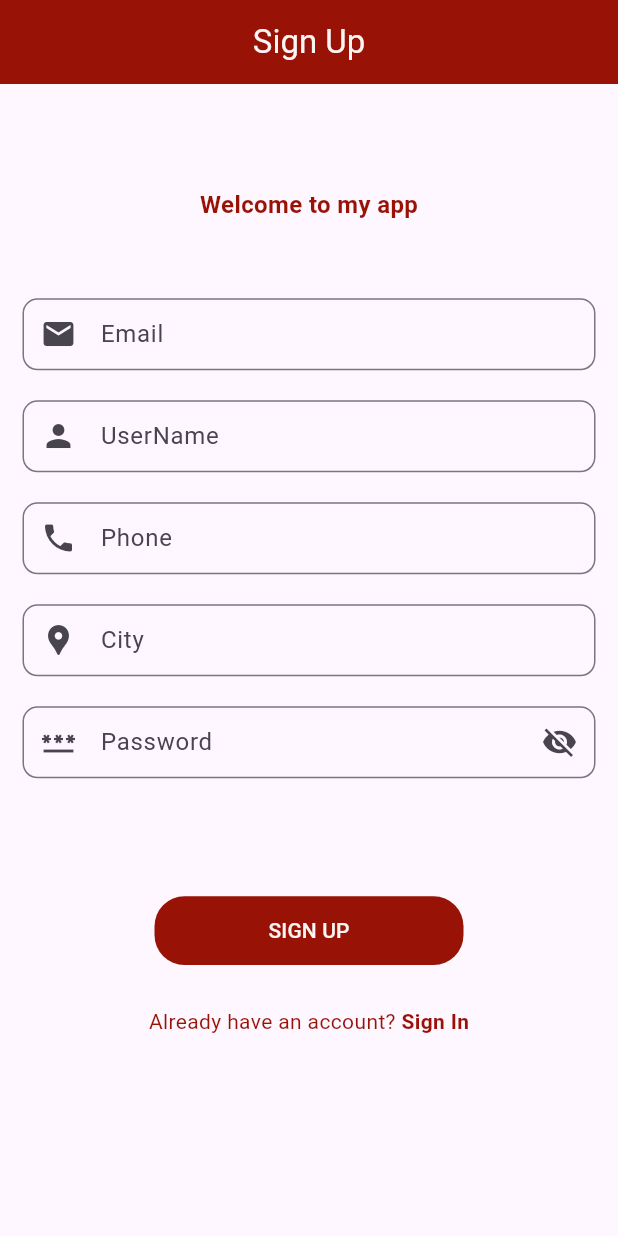
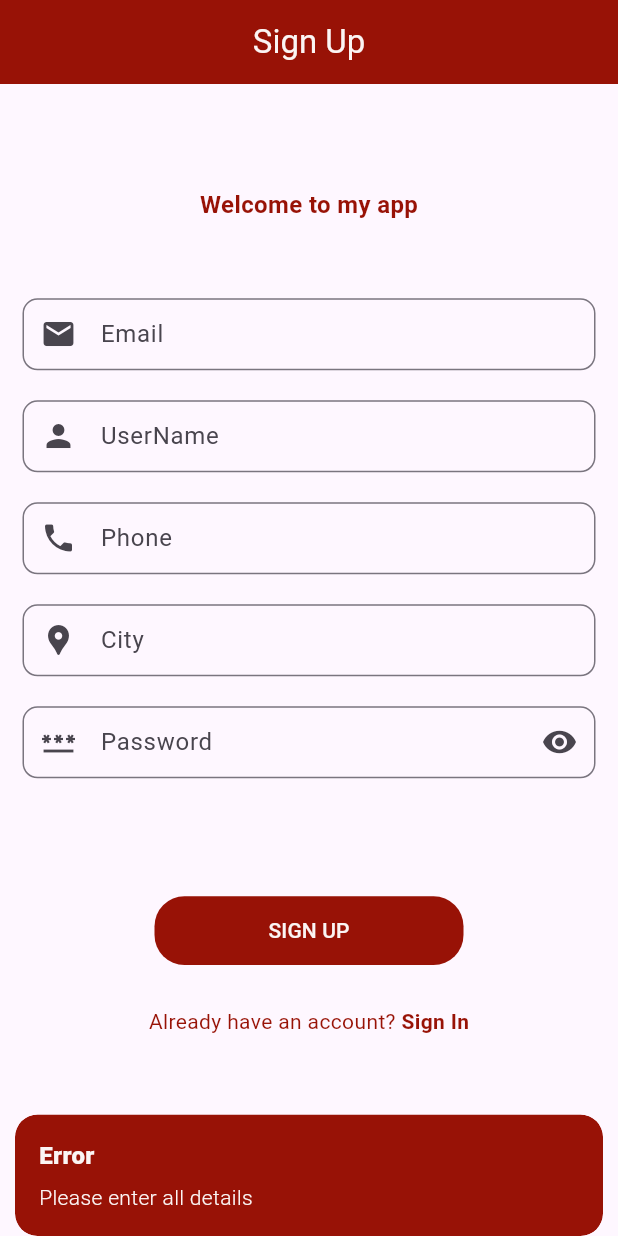
Before and after one commit to Rafsanchowdhury/a_e_commerce_app, a Flutter app: the SignUpSccreen screen opened directly, after a tap on "SIGN UP", on a phone screen of 412 x 824 dp. Run offline on Flutter 3.47's test engine with Material 3 defaults, Android fonts, the phone set to English and light mode, and no system bars; our stand-ins replace cloud_firestore, firebase_auth, firebase_core, flutter_easyloading, flutter_keyboard_visibility, get and 2 more; accounts and stored records are empty.

Commit message:
Day 3 Completed

```diff
--- a/lib/controllers/google-sign-in-controller.dart
+++ b/lib/controllers/google-sign-in-controller.dart
@@ -45,6 +45,7 @@
             isAdmin: false,
             isActive: true,
             createdOn: DateTime.now(),
+            city: '',
           );
 
           await FirebaseFirestore.instance
--- a/lib/models/user-model.dart
+++ b/lib/models/user-model.dart
@@ -13,6 +13,7 @@
   final bool isAdmin;
   final bool isActive;
   final dynamic createdOn;
+  final String city;
 
   UserModel({
     required this.uId,
@@ -27,6 +28,7 @@
     required this.isAdmin,
     required this.isActive,
     required this.createdOn,
+    required this.city,
   });
 
   // Serialize the UserModel instance to a JSON map
@@ -44,6 +46,7 @@
       'isAdmin': isAdmin,
       'isActive': isActive,
       'createdOn': createdOn,
+      'city': city,
     };
   }
 
@@ -62,6 +65,7 @@
       isAdmin: json['isAdmin'],
       isActive: json['isActive'],
       createdOn: json['createdOn'].toString(),
+      city: json['city'],
     );
   }
 }
--- a/lib/screens/auth-ui/sign-up-screen.dart
+++ b/lib/screens/auth-ui/sign-up-screen.dart
@@ -1,11 +1,14 @@
-// ignore_for_file: prefer_const_constructors, avoid_unnecessary_containers, unused_import, prefer_const_literals_to_create_immutables, file_names
+// ignore_for_file: prefer_const_constructors, avoid_unnecessary_containers, unused_import, prefer_const_literals_to_create_immutables, file_names, unused_local_variable, non_constant_identifier_names
 
 import 'package:a_e_commerce_app/main.dart';
 import 'package:a_e_commerce_app/screens/auth-ui/sign-in-screen.dart';
 import 'package:a_e_commerce_app/utils/app-constant.dart';
+import 'package:firebase_auth/firebase_auth.dart';
 import 'package:flutter/material.dart';
 import 'package:flutter_keyboard_visibility/flutter_keyboard_visibility.dart';
 import 'package:get/get.dart';
+
+import '../../controllers/sign-up-controller.dart';
 
 class SignUpSccreen extends StatefulWidget {
   const SignUpSccreen({super.key});
@@ -15,6 +18,13 @@
 }
 
 class _SignUpScreenState extends State<SignUpSccreen> {
+  final SignUpController signUpController = Get.put(SignUpController());
+  TextEditingController username = TextEditingController();
+  TextEditingController userEmail = TextEditingController();
+  TextEditingController userPhone = TextEditingController();
+  TextEditingController userCity = TextEditingController();
+  TextEditingController userPassword = TextEditingController();
+
   @override
   Widget build(BuildContext context) {
     return KeyboardVisibilityBuilder(
@@ -55,6 +65,7 @@
                     child: Padding(
                       padding: const EdgeInsets.all(10.0),
                       child: TextFormField(
+                        controller: userEmail,
                         cursorColor: AppConstant.appScendaryColor,
                         keyboardType: TextInputType.emailAddress,
                         decoration: InputDecoration(
@@ -74,6 +85,7 @@
                     child: Padding(
                       padding: const EdgeInsets.all(10.0),
                       child: TextFormField(
+                        controller: username,
                         cursorColor: AppConstant.appScendaryColor,
                         keyboardType: TextInputType.name,
                         decoration: InputDecoration(
@@ -93,6 +105,7 @@
                     child: Padding(
                       padding: const EdgeInsets.all(10.0),
                       child: TextFormField(
+                        controller: userPhone,
                         cursorColor: AppConstant.appScendaryColor,
                         keyboardType: TextInputType.number,
                         decoration: InputDecoration(
@@ -112,6 +125,7 @@
                     child: Padding(
                       padding: const EdgeInsets.all(10.0),
                       child: TextFormField(
+                        controller: userCity,
                         cursorColor: AppConstant.appScendaryColor,
                         keyboardType: TextInputType.streetAddress,
                         decoration: InputDecoration(
@@ -130,20 +144,32 @@
                     width: Get.width,
                     child: Padding(
                         padding: const EdgeInsets.all(10.0),
-                      child: TextFormField(
+                        child: Obx(
+                          () => TextFormField(
+                            controller: userPassword,
+                            obscureText:
+                                signUpController.isPasswordVisible.value,
                             cursorColor: AppConstant.appScendaryColor,
                             keyboardType: TextInputType.visiblePassword,
                             decoration: InputDecoration(
                               hintText: "Password",
                               prefixIcon: Icon(Icons.password),
-                          suffixIcon: Icon(Icons.visibility_off),
-                          contentPadding: EdgeInsets.only(top: 2.0, left: 8.0),
+                              suffixIcon: GestureDetector(
+                                onTap: () {
+                                  signUpController.isPasswordVisible.toggle();
+                                },
+                                child: signUpController.isPasswordVisible.value
+                                    ? Icon(Icons.visibility_off)
+                                    : Icon(Icons.visibility),
+                              ),
+                              contentPadding:
+                                  EdgeInsets.only(top: 2.0, left: 8.0),
                               border: OutlineInputBorder(
                                 borderRadius: BorderRadius.circular(10.0),
                               ),
                             ),
                           ),
-                    ),
+                        )),
                   ),
                   SizedBox(
                     height: Get.height / 12,
@@ -161,7 +187,51 @@
                           "SIGN UP",
                           style: TextStyle(color: AppConstant.appTextColor),
                         ),
-                        onPressed: () {},
+                        onPressed: () async {
+                          String name = username.text.trim();
+                          String email = userEmail.text.trim();
+                          String phone = userPhone.text.trim();
+                          String city = userCity.text.trim();
+                          String password = userPassword.text.trim();
+                          String userDeviceToken = '';
+
+                          if (name.isEmpty ||
+                              email.isEmpty ||
+                              phone.isEmpty ||
+                              city.isEmpty ||
+                              password.isEmpty) {
+                            Get.snackbar(
+                              "Error",
+                              "Please enter all details",
+                              snackPosition: SnackPosition.BOTTOM,
+                              backgroundColor: AppConstant.appScendaryColor,
+                              colorText: AppConstant.appTextColor,
+                            );
+                          } else {
+                            UserCredential? userCredential =
+                                await signUpController.signUpMethod(
+                              name,
+                              email,
+                              phone,
+                              city,
+                              password,
+                              userDeviceToken,
+                            );
+
+                            if (userCredential != null) {
+                              Get.snackbar(
+                                "Verification email sent.",
+                                "Please check your email.",
+                                snackPosition: SnackPosition.BOTTOM,
+                                backgroundColor: AppConstant.appScendaryColor,
+                                colorText: AppConstant.appTextColor,
+                              );
+
+                              FirebaseAuth.instance.signOut();
+                              Get.offAll(() => SignInScreen());
+                            }
+                          }
+                        },
                       ),
                     ),
                   ),
```
Also changed, not shown: lib/controllers/sign-up-controller.dart (added, +70 -0 lines). Lines whose indentation alone changed are shown as unchanged.
